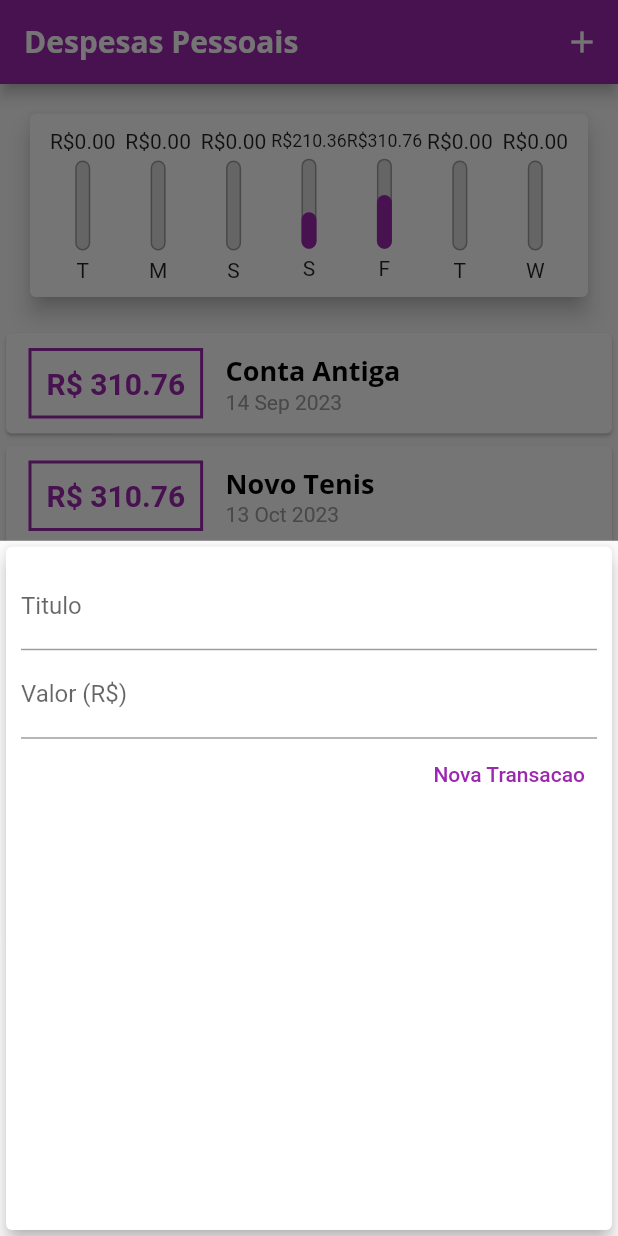
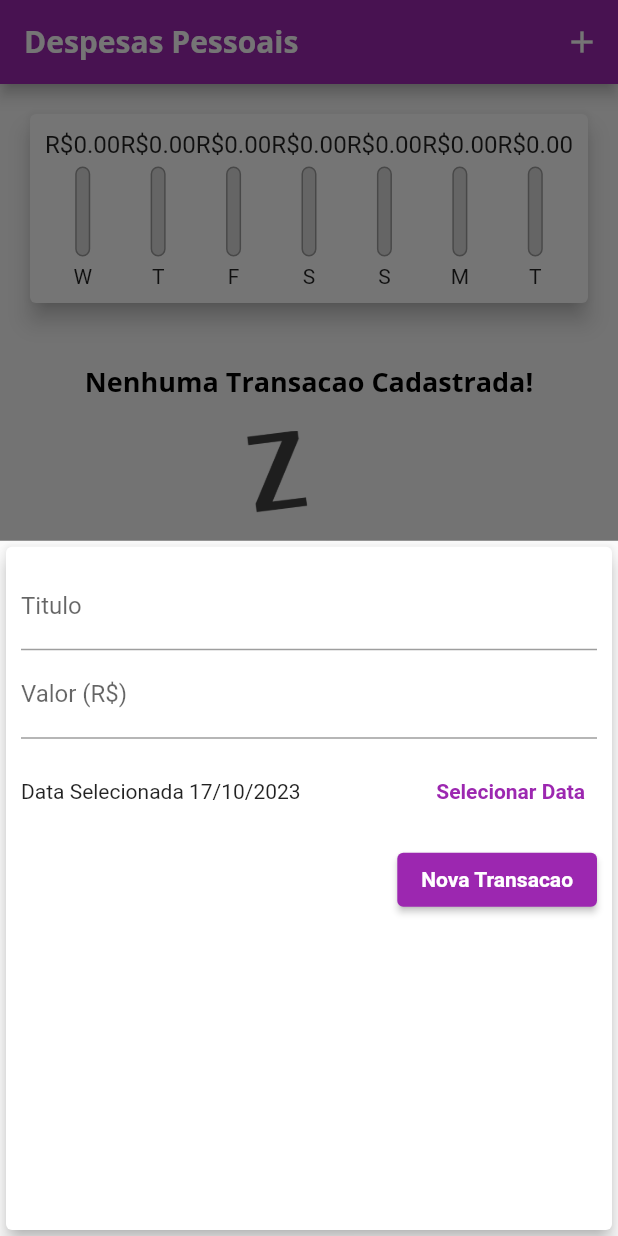
Before and after one commit to 0Willian0/ExpensesApp, a Flutter app: the screen it shows after launch, after a tap on the "add" icon, on a phone screen of 412 x 824 dp. Run offline on Flutter 3.47's test engine with Material 2 defaults, Android fonts, the phone set to English and light mode, and no system bars.

Commit message:
finished project

```diff
--- a/lib/components/chart.dart
+++ b/lib/components/chart.dart
@@ -1,5 +1,4 @@
 
-import 'dart:ffi';
 
 import 'package:expenses_app/components/chart_bar.dart';
 import 'package:flutter/material.dart';
@@ -30,7 +29,7 @@ class Chart extends StatelessWidget {
         }
 
         return {'day': DateFormat.E().format(weekDay)[0], 'value': totalSum};
-      });
+      }).reversed.toList();
   }
 
   double get _weekTotalValue{
@@ -55,7 +54,7 @@ class Chart extends StatelessWidget {
               child: ChartBar(
                   tr['day'].toString()
                   ,double.parse(tr['value'].toString()),
-                  (tr['value'] as double) / _weekTotalValue),
+                  _weekTotalValue == 0 ? 0 : (tr['value'] as double) / _weekTotalValue),
             );
           }).toList(),
         ),
--- a/lib/components/chart_bar.dart
+++ b/lib/components/chart_bar.dart
@@ -13,7 +13,11 @@ class ChartBar extends StatelessWidget {
   Widget build(BuildContext context) {
     return Column(
       children: <Widget>[
-        FittedBox(child: Text('R\$${value.toStringAsFixed(2)}')),
+        Container(
+          height: 20,
+            child: FittedBox(child: Text('R\$${value.toStringAsFixed(2)}')
+            )
+        ),
         SizedBox(height: 5,),
         Container(
           height: 60,
--- a/lib/components/transaction_form.dart
+++ b/lib/components/transaction_form.dart
@@ -1,9 +1,10 @@
 
 import 'package:flutter/material.dart';
+import 'package:intl/intl.dart';
 
 class TransactionForm extends StatefulWidget {
 
-  final void Function(String, double) onSubmit;
+  final void Function(String, double, DateTime) onSubmit;
 
   TransactionForm(this.onSubmit);
 
@@ -12,23 +13,38 @@ class TransactionForm extends StatefulWidget {
 }
 
 class _TransactionFormState extends State<TransactionForm> {
-  final titleController = TextEditingController();
-
-  final valueController = TextEditingController();
+  final _titleController = TextEditingController();
+  final _valueController = TextEditingController();
+  var _selectedDate= DateTime.now();
 
   _submitForm()
   {
-    final title = titleController.text;
-    final value = double.tryParse(valueController.text) ?? 0.0;
+    final title = _titleController.text;
+    final value = double.tryParse(_valueController.text) ?? 0.0;
 
-    if(title.isEmpty || value <=0 )
+    if(title.isEmpty || value <=0 || _selectedDate == null)
     {
       return;
     }
 
-    widget.onSubmit(title,value);
+    widget.onSubmit(title,value, _selectedDate);
   }
+  _showDataPicker()
+  {
+      showDatePicker(context: context,
+          initialDate: DateTime.now(),
+          firstDate: DateTime(2020),
+          lastDate: DateTime.now()
+      ).then((pickedDate) {
+        if(pickedDate == null)
+          return;
 
+        setState(() {
+          _selectedDate = pickedDate;
+        });
+
+      });
+  }
   @override
   Widget build(BuildContext context) {
     return Card(
@@ -38,29 +54,43 @@ class _TransactionFormState extends State<TransactionForm> {
         child: Column(
             children: <Widget>[
               TextField(
-                controller: titleController,
+                controller: _titleController,
                 onSubmitted: (_) => _submitForm(),
                 decoration: InputDecoration(
                     labelText: 'Titulo'
                 ),
               ),
               TextField(
-                  controller: valueController,
+                  controller: _valueController,
                   keyboardType: TextInputType.numberWithOptions(decimal: true),
                   onSubmitted: (_) => _submitForm(),
                   decoration: InputDecoration(
                       labelText: 'Valor (R\$)'
                   )
               ),
+              Container(
+                height: 70,
+                child: Row(
+                  children: <Widget>[
+                    Expanded(
+                      child: Text(_selectedDate == null ? 'Nenhuma data selecionada!!'
+                          : 'Data Selecionada ${DateFormat('dd/MM/y').format(_selectedDate)}'),
+                    ),
+                    TextButton(onPressed: _showDataPicker, child: Text('Selecionar Data',
+                      style: TextStyle(color: Theme.of(context).colorScheme.primary, fontWeight: FontWeight.bold),
+                    ),
+                     )
+                  ],
+
+                ),
+              ),
               Row(
                 mainAxisAlignment: MainAxisAlignment.end,
                 children: [
-                  TextButton(
+                  ElevatedButton(
                     onPressed: _submitForm,
-                    child: Text('Nova Transacao',
-                      style: TextStyle(color: Colors.purple),
+                    child: Text('Nova Transacao' ,style: Theme.of(context).textTheme.labelLarge),
                     ),
-                  ),
                 ],
               )
 
--- a/lib/components/transaction_list.dart
+++ b/lib/components/transaction_list.dart
@@ -1,3 +1,5 @@
+
+
 
 import 'package:flutter/material.dart';
 import '../models/transaction.dart';
@@ -6,13 +8,14 @@ import 'package:intl/intl.dart';
 class TransactionList extends StatelessWidget {
 
   final List<Transaction> transactions;
+  final void Function(String) onRemove;
 
-  TransactionList(this.transactions);
+  TransactionList(this.transactions, this.onRemove);
 
   @override
   Widget build(BuildContext context) {
     return Container(
-      height: 300,
+      height: 430,
       child: transactions.isEmpty ? Column(
         children: <Widget>[
           SizedBox(height: 20,),
@@ -34,43 +37,34 @@ class TransactionList extends StatelessWidget {
         itemBuilder: (ctx, index){
           final tr = transactions[index];
           return Card(
-            child: Row(
-              children: <Widget>[
-                Container(
-                  margin: EdgeInsets.symmetric(
-                      horizontal: 15,
-                      vertical: 10
+            elevation: 5,
+            margin: EdgeInsets.symmetric(
+              vertical: 8,
+              horizontal: 5
+            ),
+            child: ListTile(
+              leading: CircleAvatar(
+                radius: 30,
+                backgroundColor: Theme.of(context).colorScheme.primary,
+                child: Padding(
+                  padding: const EdgeInsets.all(6),
+                  child: FittedBox(
+                    child: Text('R\$${tr.value}'),
                   ),
-                  decoration: BoxDecoration(
-                      border: Border.all(
-                          color: Theme.of(context).colorScheme.primary,
-                          width: 2
-                      )
-                  ),
-                  padding: EdgeInsets.all(10),
-                  child: Text(
-                    'R\$ ${tr.value.toString()}',
-                    style: TextStyle(
-                        fontWeight: FontWeight.bold,
-                        fontSize: 20,
-                        color: Theme.of(context).colorScheme.primary
-                    ),
-                  ),
-
                 ),
-                Column(
-                  crossAxisAlignment: CrossAxisAlignment.start,
-                  children: <Widget>[
-                    Text(tr.title,
-                      style: Theme.of(context).textTheme.titleLarge,
-                      ),
-                    Text(DateFormat('d MMM y').format(tr.date),
-                      style: TextStyle(
-                          color: Colors.grey
-                      ),)
-                  ],
-                )
-              ],
+              ),
+              title: Text(
+                tr.title,
+                style: Theme.of(context).textTheme.titleLarge,
+              ),
+              subtitle: Text(
+                DateFormat('d MMM y').format(tr.date),
+              ),
+              trailing: IconButton(
+                icon: Icon(Icons.delete),
+                color: Colors.red,
+                onPressed: () => onRemove(tr.id) ,
+              ),
             ),
           );
         },
--- a/lib/main.dart
+++ b/lib/main.dart
@@ -1,5 +1,3 @@
-
-import 'dart:ffi';
 
 import 'package:expenses_app/components/chart.dart';
 
@@ -33,6 +31,8 @@ class ExpensesApp extends StatelessWidget {
               fontWeight: FontWeight.bold,
               color: Colors.black,
             ),
+            labelLarge: TextStyle(color: Colors.white,
+            fontWeight: FontWeight.bold)
           ),
           appBarTheme: AppBarTheme(
             titleTextStyle: TextStyle(
@@ -53,10 +53,7 @@ class MyHomePage extends StatefulWidget {
 }
 
 class _MyHomePageState extends State<MyHomePage> {
-  final List <Transaction> _transaction = [
-    Transaction(id: 't0', title: 'Conta Antiga', value: 310.76, date: DateTime.now().subtract(Duration(days: 33))),
-    Transaction(id: 't1', title: 'Novo Tenis', value: 310.76, date: DateTime.now().subtract(Duration(days: 4))),
-    Transaction(id: 't2', title: 'Conta de Luz', value: 210.36, date: DateTime.now().subtract(Duration(days: 3)))];
+  final List <Transaction> _transaction = [];
 
   List<Transaction> get _recentTransactions{
     return _transaction.where((tr) {
@@ -65,13 +62,13 @@ class _MyHomePageState extends State<MyHomePage> {
   }
 
 
-  _addTransaction(String title, double value)
+  _addTransaction(String title, double value, DateTime date)
   {
     final newTransaction = Transaction(
         id: Random().nextDouble().toString(),
         title: title,
         value: value,
-        date: DateTime.now()
+        date: date
     );
     setState(() {
       _transaction.add(newTransaction);
@@ -79,7 +76,15 @@ class _MyHomePageState extends State<MyHomePage> {
 
     Navigator.of(context).pop();
   }
+  _removeTransaction(String id)
+  {
+    setState(() {
+      _transaction.removeWhere((tr){
+        return tr.id == id;
+      });
+    });
 
+  }
   _openTransactionFormModal(BuildContext context)
   {
     showModalBottomSheet(
@@ -106,7 +111,7 @@ class _MyHomePageState extends State<MyHomePage> {
           crossAxisAlignment: CrossAxisAlignment.stretch,
           children: <Widget>[
             Chart(_recentTransactions),
-            TransactionList(_transaction)
+            TransactionList(_transaction, _removeTransaction)
           ],
     ),
       ),
```
